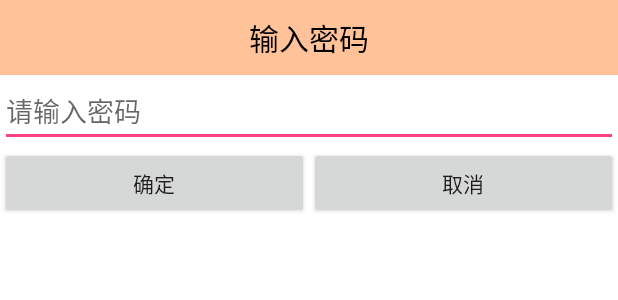
After one commit to ftfrfe/PhoneGuard, an Android app: the layout dailog_input_password.xml on its own in the app's theme, with its tools: preview values and no code run, on a phone screen of 412 x 824 dp. The commit adds this screen. Shown: the top 300 px of the screen. Run offline under Robolectric (Android 15) with nearby library versions, the phone set to English and light mode, and no system bars.

Commit message:
0.1.4  创建密码框

```diff
--- a/app/src/main/java/com/example/ggyy/phoneguard/activity/HomeActivity.java
+++ b/app/src/main/java/com/example/ggyy/phoneguard/activity/HomeActivity.java
@@ -1,6 +1,7 @@
 package com.example.ggyy.phoneguard.activity;
 
 import android.app.Activity;
+import android.app.AlertDialog;
 import android.content.Intent;
 import android.content.SharedPreferences;
 import android.os.Bundle;
@@ -77,6 +78,16 @@ public class HomeActivity extends Activity {
     }
 
     private void showPasswordSetDialog() {
+        /**
+         * 1.Alertdialog.builder对象，将activity穿进去
+         * 2.builder.creat()   创建dialog对象
+         * 3.View.inflate（this,R.layout.dialog_set_password,null） 返回view
+         * 4.dialog.setView(view,0,0,0,0) 设置边距为0
+         * 5.
+         */
+        AlertDialog.Builder builder = new AlertDialog.Builder(this);
+        AlertDialog dialog = builder.create();
+       // View.inflate(this,R)
 
 
     }
--- /dev/null
+++ b/app/src/main/res/layout/dailog_input_password.xml
@@ -0,0 +1,46 @@
+<?xml version="1.0" encoding="utf-8"?>
+<LinearLayout xmlns:android="http://schemas.android.com/apk/res/android"
+    android:layout_width="match_parent"
+    android:layout_height="match_parent"
+    android:background="#fff"
+    android:orientation="vertical" >
+
+    <TextView
+        android:id="@+id/textView1"
+        android:layout_width="match_parent"
+        android:layout_height="wrap_content"
+        android:background="#66ff6600"
+        android:gravity="center"
+        android:padding="10dp"
+        android:text="输入密码"
+        android:textColor="@color/black"
+        android:textSize="20sp" />
+
+    <EditText
+        android:id="@+id/et_password"
+        android:layout_width="match_parent"
+        android:layout_height="wrap_content"
+        android:hint="请输入密码"
+        android:inputType="textPassword" >
+    </EditText>
+
+    <LinearLayout
+        android:layout_width="match_parent"
+        android:layout_height="wrap_content" >
+
+        <Button
+            android:id="@+id/btn_ok"
+            android:layout_width="0dp"
+            android:layout_height="wrap_content"
+            android:layout_weight="1"
+            android:text="确定" />
+
+        <Button
+            android:id="@+id/btn_cancel"
+            android:layout_width="0dp"
+            android:layout_height="wrap_content"
+            android:layout_weight="1"
+            android:text="取消" />
+    </LinearLayout>
+
+</LinearLayout>
```
